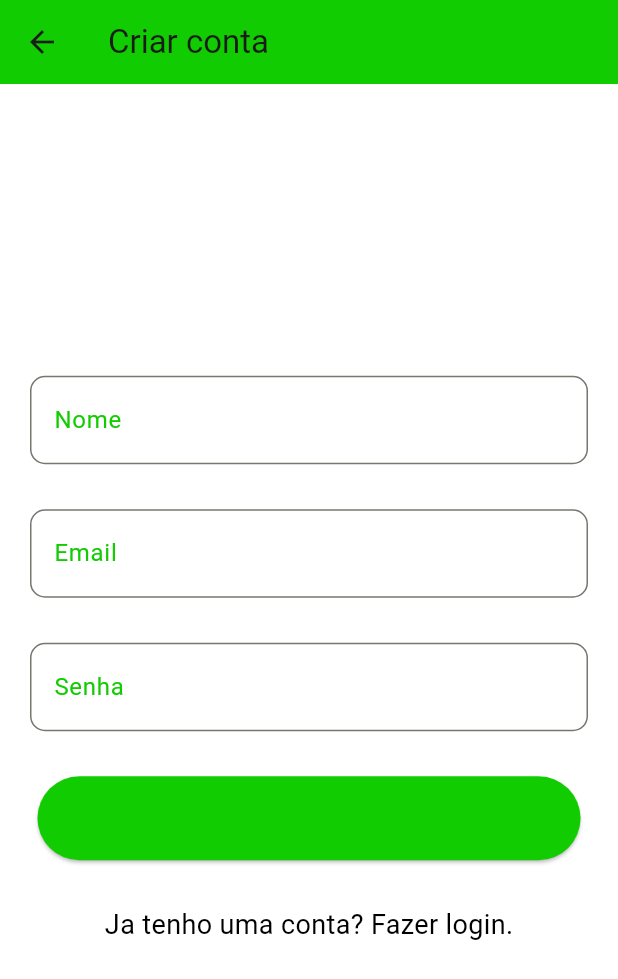
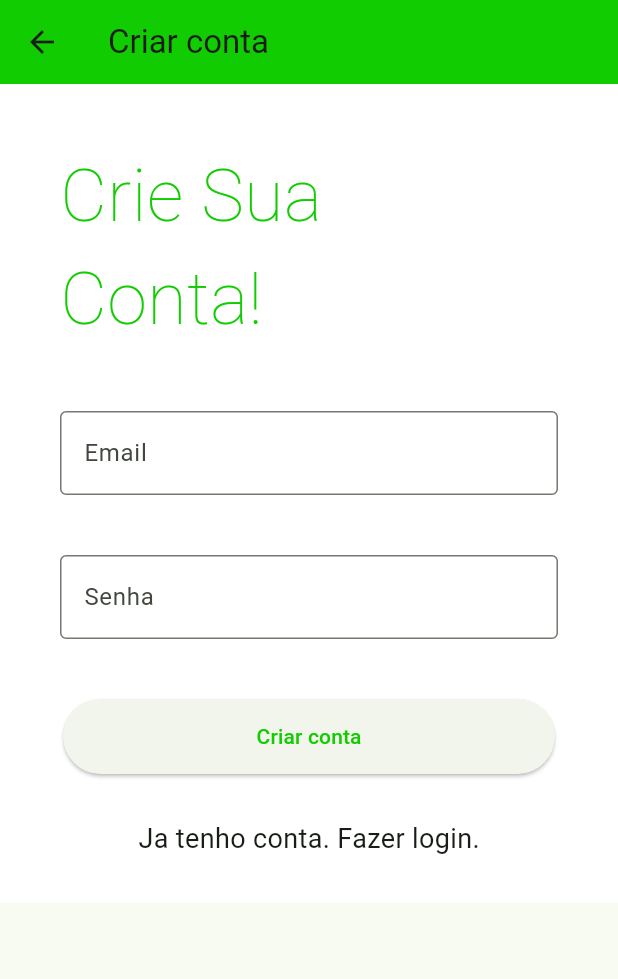
Before and after one commit to asaph32/DesenvolvimentoAppFinancas, a Flutter app: the CreateCountPage screen opened by its route, on a phone screen of 412 x 824 dp. Shown: the top 979 px of the screen. Run offline on Flutter 3.47's test engine with Material 2 defaults, Android fonts, the phone set to English and light mode, and no system bars; our stand-ins replace firebase_auth, firebase_core; accounts and stored records are empty; network calls fail.

Commit message:
Inplementacao de login e autenticacao do usuario

```diff
--- a/app_financas/lib/pages/createCountePage/create_count.dart
+++ b/app_financas/lib/pages/createCountePage/create_count.dart
@@ -1,4 +1,5 @@
 import 'package:flutter/material.dart';
+import 'package:firebase_auth/firebase_auth.dart';
 
 class CreateCountPage extends StatefulWidget {
   const CreateCountPage({ Key? key }) : super(key: key);
@@ -9,8 +10,31 @@ class CreateCountPage extends StatefulWidget {
 
 class _CreateCountPageState extends State<CreateCountPage> {
 
-  void funcaoTeste() {
-    print('clicou');
+  final formKey = GlobalKey<FormState>();
+  final email = TextEditingController();
+  final senha = TextEditingController();
+
+  bool statusCriacaoConta = false;
+  String msgError = "";
+
+  void criarConta() async {
+    try {
+      await FirebaseAuth.instance.createUserWithEmailAndPassword(
+        email: email.text,
+        password: senha.text,
+      );
+    } on FirebaseAuthException catch (e) {
+      if (e.code == 'weak-password') {
+        print('A senha deve conter no minimo 6 digitos');
+      } else if (e.code == 'email-already-in-use') {
+        print('Ja exite um email com esta conta!');
+      }
+    } catch (e) {
+      print(e);
+    }
+
+    email.clear();
+    senha.clear();
   }
 
   @override
@@ -20,100 +44,84 @@ class _CreateCountPageState extends State<CreateCountPage> {
         title: const Text("Criar conta"),
         backgroundColor: Theme.of(context).colorScheme.primary,
       ),
-      body: Container(
+      body: SingleChildScrollView(
+        child: Container(
           color: Theme.of(context).colorScheme.secondary,
           padding: const EdgeInsets.all(20),
+          child: Form(
+            key: formKey,
             child: Column(
               mainAxisAlignment: MainAxisAlignment.center,
               children: [
-            TextField(
-              keyboardType: TextInputType.emailAddress,
-              decoration: InputDecoration(
-                border: const OutlineInputBorder(
-                  borderRadius: BorderRadius.all(
-                    Radius.circular(10.0),
-                  )
-                ),
-                labelText: 'Nome',
-                labelStyle: TextStyle(color: Theme.of(context).colorScheme.primary),
-                focusedBorder: OutlineInputBorder(
-                  borderSide: BorderSide(color: Theme.of(context).colorScheme.primary),
+                Padding(
+                  padding: const EdgeInsets.all(20),
+                  child: Container(
+                    alignment: Alignment.centerLeft,
+                    child: Text(
+                      "Crie Sua\nConta!",
+                      style: TextStyle(
+                        color: Theme.of(context).colorScheme.primary,
+                        fontWeight: FontWeight.w200,
+                        fontSize: 48,
+                        decoration: TextDecoration.none
                       ),
                     ),
+                  ),
+                ),
+                Padding(
+                  padding: const EdgeInsets.all(20),
+                  child: TextFormField(
+                    controller: email,
+                    keyboardType: TextInputType.emailAddress,
+                    decoration: const InputDecoration(
+                      border: OutlineInputBorder(),
+                      labelText: 'Email',
+                    ),
+                  ),
+                ),
+                Padding(
+                  padding: const EdgeInsets.all(20),
+                  child: TextFormField(
+                    controller: senha,
+                    obscureText: true,
+                    keyboardType: TextInputType.text,
+                    decoration: const InputDecoration(
+                      border: OutlineInputBorder(),
+                      labelText: 'Senha',
+                    ),
+                  ),
+                ),
+                Padding(
+                  padding: const EdgeInsets.all(20),
+                  child: ElevatedButton(
+                    style: ElevatedButton.styleFrom(
+                      padding: const EdgeInsets.only(left: 129, right: 129, top: 15, bottom: 15)
+                    ),
+                    onPressed: () {
+                      criarConta();
+                    },
+                    child: const Text(
+                      "Criar conta",
+                    ),
+                  ),
+                ),
+                Padding(
+                  padding: const EdgeInsets.all(10),
+                  child: GestureDetector(
+                    onTap: () {
+                      Navigator.pop(context);
+                    },
+                    child: const Text(
+                      "Ja tenho conta. Fazer login.",
                       style: TextStyle(
-                color: Theme.of(context).colorScheme.primary,
                         fontSize: 18,
                       ),
                     ),
-            const SizedBox(height: 30),
-            TextField(
-              keyboardType: TextInputType.emailAddress,
-              decoration: InputDecoration(
-                border: const OutlineInputBorder(
-                  borderRadius: BorderRadius.all(
-                    Radius.circular(10.0),
-                  )
-                ),
-                labelText: 'Email',
-                labelStyle: TextStyle(color: Theme.of(context).colorScheme.primary),
-                focusedBorder: OutlineInputBorder(
-                  borderSide: BorderSide(color: Theme.of(context).colorScheme.primary),
                   ),
                 ),
-              style: TextStyle(
-                color: Theme.of(context).colorScheme.primary,
-                fontSize: 18,
-              ),
-            ),
-            const SizedBox(height: 30),
-            TextField(
-              keyboardType: TextInputType.emailAddress,
-              decoration: InputDecoration(
-                border: const OutlineInputBorder(
-                  borderRadius: BorderRadius.all(
-                    Radius.circular(10.0),
+              ],
             )
-                ),
-                labelText: 'Senha',
-                labelStyle: TextStyle(color: Theme.of(context).colorScheme.primary),
-                focusedBorder: OutlineInputBorder(
-                  borderSide: BorderSide(color: Theme.of(context).colorScheme.primary),
-                ),
-              ),
-              style: TextStyle(
-                color: Theme.of(context).colorScheme.primary,
-                fontSize: 18,
-              ),
-            ),
-            const SizedBox(height: 30),
-            ElevatedButton(
-              onPressed: funcaoTeste,
-              style: ElevatedButton.styleFrom(
-                primary: Theme.of(context).colorScheme.primary,
-                padding: const EdgeInsets.only(left: 135, right: 135, top: 15, bottom: 15)
-              ),
-              child: const Text(
-                "Criar Conta",
-                style: TextStyle(
-                  fontSize: 18,
-                ),
           )
-            ),
-            const SizedBox(height: 30),
-            GestureDetector(
-              child: const Text(
-                "Ja tenho uma conta? Fazer login.",
-                style: TextStyle(
-                  fontSize: 18,
-                  color: Colors.black,
-                  fontWeight: FontWeight.normal,
-                ),
-              ),
-              onTap: () {
-                Navigator.pop(context);
-              },
-            ),
-          ],
         ),
       ),
     );
--- a/app_financas/pubspec.yaml
+++ b/app_financas/pubspec.yaml
@@ -29,6 +29,8 @@ environment:
 dependencies:
   flutter:
     sdk: flutter
+  firebase_core: "^1.3.0"
+  firebase_auth: "^3.3.18"
 
 
   # The following adds the Cupertino Icons font to your application.
```
Also changed, not shown: app_financas/lib/main.dart (+13 -3 lines), app_financas/lib/pages/bottomNavigator/bottom_navigator.dart (added, +53 -0 lines), app_financas/lib/pages/homePage/home_page.dart (added, +20 -0 lines), app_financas/lib/pages/loginPage/login.dart (+30 -7 lines), app_financas/lib/pages/perfil/perfil.dart (added, +36 -0 lines), app_financas/lib/pages/relatorios/relatorios.dart (added, +17 -0 lines), app_financas/lib/services/firebase_auth.dart (added, +22 -0 lines), app_financas/lib/firebase_options.dart (added), app_financas/pubspec.lock, 15 other files. Lines whose indentation alone changed are shown as unchanged.
